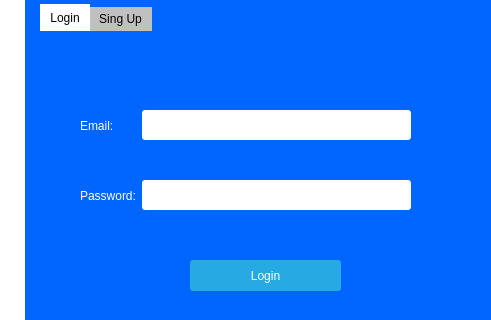
TarangGarlapally/pegasus-chat, file Welcome.ui: the form before one commit; both pictures show x 125 to 616 and y 194 to 514 of the 800 by 600 pixel window.
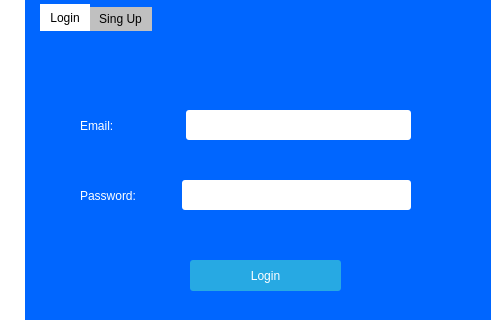
The form after the commit. The open tabs and pages were chosen to show the change. Icons and pictures are not drawn.

What changed in the file:
```diff
--- a/Welcome.ui
+++ b/Welcome.ui
@@ -321,6 +321,22 @@
                 </property>
                </widget>
               </item>
+              <item>
+               <spacer name="horizontalSpacer">
+                <property name="orientation">
+                 <enum>Qt::Horizontal</enum>
+                </property>
+                <property name="sizeType">
+                 <enum>QSizePolicy::Fixed</enum>
+                </property>
+                <property name="sizeHint" stdset="0">
+                 <size>
+                  <width>44</width>
+                  <height>20</height>
+                 </size>
+                </property>
+               </spacer>
+              </item>
               <item>
                <widget class="QLineEdit" name="username">
                 <property name="minimumSize">
@@ -364,6 +380,22 @@
                 </property>
                </widget>
               </item>
+              <item>
+               <spacer name="horizontalSpacer_7">
+                <property name="orientation">
+                 <enum>Qt::Horizontal</enum>
+                </property>
+                <property name="sizeType">
+                 <enum>QSizePolicy::Fixed</enum>
+                </property>
+                <property name="sizeHint" stdset="0">
+                 <size>
+                  <width>40</width>
+                  <height>20</height>
+                 </size>
+                </property>
+               </spacer>
+              </item>
               <item>
                <widget class="QLineEdit" name="password">
                 <property name="minimumSize">
```
Left out of the diff: 19 changed lines with no effect on the pictures.
